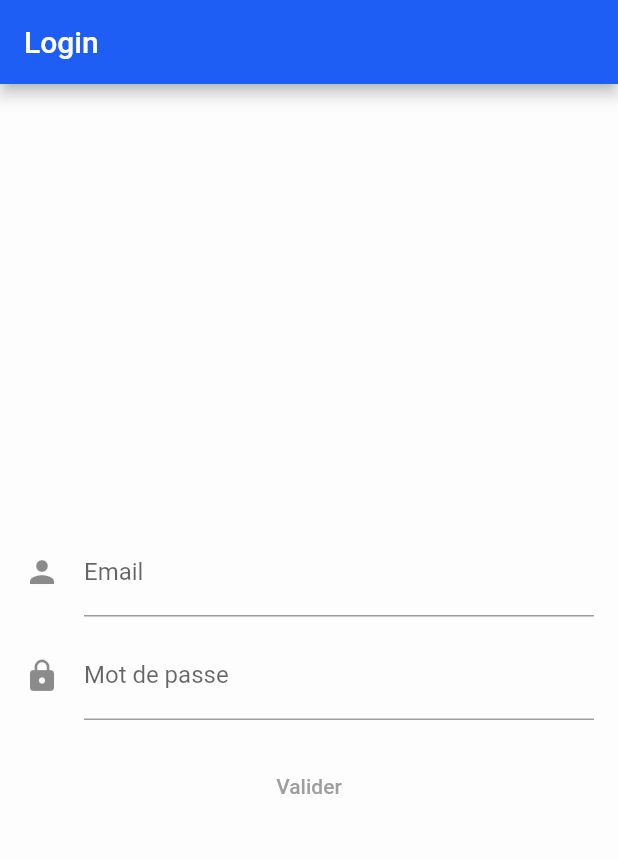
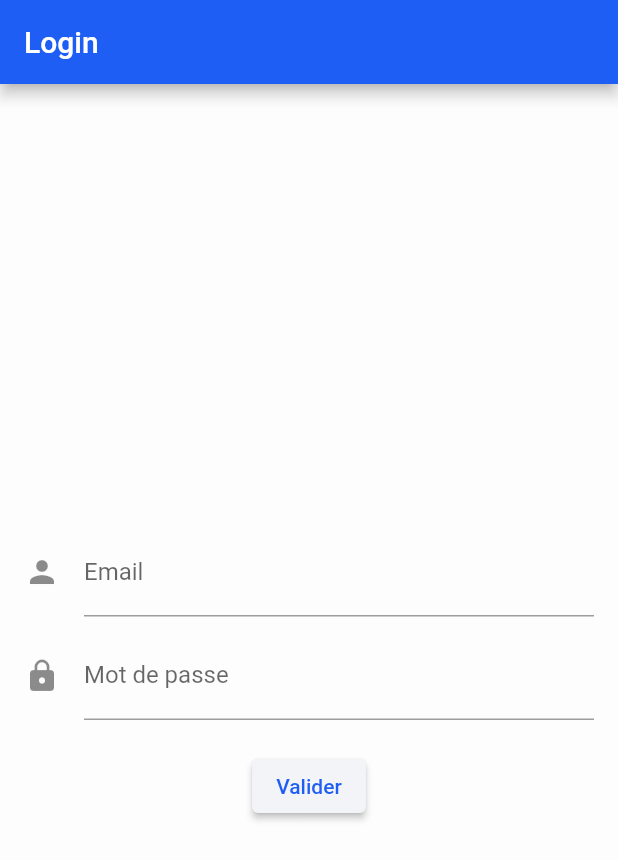
Before and after one commit to Lilian-C/flutter_bloc_weather, a Flutter app: the screen it shows after launch, on a phone screen of 412 x 824 dp. Shown: the top 860 px of the screen. Run offline on Flutter 3.47's test engine with Material 2 defaults, Android fonts, the phone set to English and light mode, and no system bars; our stand-ins replace connectivity_plus, dio, equatable, flutter_bloc, shared_preferences.

Commit message:
[Feature]: Added const and some minor fixes

```diff
--- a/lib/main.dart
+++ b/lib/main.dart
@@ -21,7 +21,7 @@ void main() => runApp(
                 ConnectionHelper(),
               ),
             ),
-            child: LoginPage(),
+            child: const LoginPage(),
           ),
           BlocProvider(
             create: (context) => ForecastBloc(
@@ -30,7 +30,7 @@ void main() => runApp(
                 ConnectionHelper(),
               ),
             ),
-            child: ForecastSearchPage(),
+            child: const ForecastSearchPage(),
           ),
         ],
         child: MyApp(),
--- a/lib/src/app.dart
+++ b/lib/src/app.dart
@@ -13,7 +13,7 @@ class MyApp extends StatelessWidget {
       debugShowCheckedModeBanner: false,
       home: BlocProvider(
         create: (context) => BlocProvider.of<AuthBloc>(context),
-        child: LoginPage(),
+        child: const LoginPage(),
       ),
     );
   }
--- a/lib/src/blocs/auth/auth_state.dart
+++ b/lib/src/blocs/auth/auth_state.dart
@@ -1,6 +1,4 @@
 import 'package:equatable/equatable.dart';
-import 'package:flutter_weather_app/src/models/forecast.model.dart';
-import 'package:flutter_weather_app/src/models/report.model.dart';
 import 'package:flutter_weather_app/src/models/user.model.dart';
 
 abstract class AuthState extends Equatable {
--- a/lib/src/blocs/forecast/forecast_state.dart
+++ b/lib/src/blocs/forecast/forecast_state.dart
@@ -1,5 +1,4 @@
 import 'package:equatable/equatable.dart';
-import 'package:flutter_weather_app/src/models/forecast.model.dart';
 import 'package:flutter_weather_app/src/models/report.model.dart';
 
 abstract class ForecastState extends Equatable {
--- a/lib/src/pages/login/login.page.dart
+++ b/lib/src/pages/login/login.page.dart
@@ -2,11 +2,11 @@ import 'package:flutter/material.dart';
 import 'package:flutter_bloc/flutter_bloc.dart';
 import 'package:flutter_weather_app/src/blocs/auth/auth_event.dart';
 import 'package:flutter_weather_app/src/blocs/base/bloc.dart';
+import 'package:flutter_weather_app/src/values/colors.dart';
 import '../../blocs/auth/auth_bloc.dart';
 import '../../blocs/auth/auth_state.dart';
 import 'package:flutter_weather_app/src/helpers/utils.dart';
 import 'package:flutter_weather_app/src/pages/forecast/forecast.search.dart';
-import 'package:flutter_weather_app/src/repositories/sources/network/base/endpoints.dart' as Endpoints;
 
 class LoginPage extends StatefulWidget {
   const LoginPage({
@@ -22,10 +22,10 @@ class _LoginPageState extends State<LoginPage> {
   Widget build(BuildContext context) {
     return Scaffold(
       appBar: AppBar(
-        title: Text("Login"),
+        title: const Text("Login"),
       ),
       body: Container(
-        padding: EdgeInsets.symmetric(vertical: 16),
+        padding: const EdgeInsets.symmetric(vertical: 16),
         alignment: Alignment.center,
         child: BlocListener<AuthBloc, AuthState>(
           listener: (context, state) {
@@ -41,7 +41,7 @@ class _LoginPageState extends State<LoginPage> {
                 MaterialPageRoute(
                   builder: (_) => BlocProvider.value(
                     value: BlocProvider.of<ForecastBloc>(context),
-                    child: ForecastSearchPage(),
+                    child: const ForecastSearchPage(),
                   ),
                 ),
               );
@@ -85,13 +85,13 @@ class LoginForm extends StatelessWidget {
     TextEditingController _passwordController = TextEditingController();
 
     return Padding(
-      padding: EdgeInsets.all(16.0),
+      padding: const EdgeInsets.all(16.0),
       child: Form(
         key: _formKey,
         child: Column(
           mainAxisAlignment: MainAxisAlignment.center,
           children: <Widget>[
-            SizedBox(height: 20),
+            const SizedBox(height: 20),
             TextFormField(
               controller: _loginController,
               decoration: const InputDecoration(
@@ -105,7 +105,7 @@ class LoginForm extends StatelessWidget {
                 }
               },
             ),
-            SizedBox(height: 10),
+            const SizedBox(height: 10),
             TextFormField(
               controller: _passwordController,
               decoration: const InputDecoration(
@@ -120,11 +120,12 @@ class LoginForm extends StatelessWidget {
                 }
               },
             ),
-            SizedBox(height: 20),
-            TextButton(
+            const SizedBox(height: 20),
+            ElevatedButton(
               child: const Text('Valider'),
               style: TextButton.styleFrom(
-                primary: Colors.grey,
+                primary: accentColor,
+                backgroundColor: lightGrey,
               ),
               onPressed: () {
                 if (_formKey.currentState != null && _formKey.currentState!.validate()) {
--- a/lib/src/repositories/sources/network/auth.service.dart
+++ b/lib/src/repositories/sources/network/auth.service.dart
@@ -24,7 +24,7 @@ class AuthService {
       return Response(
           statusCode: 201,
           statusMessage: "",
-          data: jsonDecode('{"id": 0, "email": "$login", "username": "OuiSNCF"}') as Map<String, dynamic>,
+          data: jsonDecode('{"id": 0, "email": "$login", "username": "SNCF"}') as Map<String, dynamic>,
           requestOptions: RequestOptions(path: url, method: 'GET'));
     });
 
@@ -42,7 +42,7 @@ class AuthService {
         response.data = e.response;
         response.message = e.message;
       } else {
-        print(e.toString());
+        response.message = "An error occured.";
       }
     });
 
--- a/lib/src/values/colors.dart
+++ b/lib/src/values/colors.dart
@@ -1,9 +1,9 @@
 import 'package:flutter/material.dart';
 
-final Color accentColor = Color(0xFF1F5EF5);
-final Color accentColorLight = Color(0xFF54C1F7);
-final Color secondaryColor = Color(0xFF725EFF);
+const Color accentColor = Color(0xFF1F5EF5);
+const Color accentColorLight = Color(0xFF54C1F7);
+const Color secondaryColor = Color(0xFF725EFF);
 
-final Color backgroundColor = Color(0xFFFEFDFD);
+const Color backgroundColor = Color(0xFFFEFDFD);
 
-final Color lightGrey = Color(0xFFF3F4F8);
+const Color lightGrey = Color(0xFFF3F4F8);
--- a/lib/src/values/theme.dart
+++ b/lib/src/values/theme.dart
@@ -4,5 +4,5 @@ import 'package:flutter_weather_app/src/values/colors.dart';
 final ThemeData theme = ThemeData(
   primaryColor: accentColor,
   scaffoldBackgroundColor: backgroundColor,
-  appBarTheme: AppBarTheme(backgroundColor: accentColor)
+  appBarTheme: const AppBarTheme(backgroundColor: accentColor)
 );
--- a/lib/src/widgets/weather_card.dart
+++ b/lib/src/widgets/weather_card.dart
@@ -18,7 +18,7 @@ class WeatherCard extends StatelessWidget {
       height: 150,
       decoration: BoxDecoration(
           borderRadius: BorderRadius.circular(20),
-          gradient: LinearGradient(
+          gradient: const LinearGradient(
             begin: Alignment.topRight,
             end: Alignment.bottomLeft,
             colors: [
@@ -45,7 +45,7 @@ class WeatherCard extends StatelessWidget {
                     fontWeight: FontWeight.w700,
                   ),
                 ),
-                SizedBox(height: 10),
+                const SizedBox(height: 10),
                 Flexible(
                   child: Text(
                     description,
@@ -59,7 +59,7 @@ class WeatherCard extends StatelessWidget {
                     ),
                   ),
                 ),
-                SizedBox(height: 10),
+                const SizedBox(height: 10),
                 Text(
                   dateFormatter.format(date),
                   overflow: TextOverflow.ellipsis,
```
Also changed, not shown: lib/src/blocs/auth/auth_bloc.dart (+5 -4 lines), lib/src/blocs/forecast/forecast_bloc.dart (+6 -4 lines), lib/src/pages/forecast/forecast.search.dart (+9 -9 lines), lib/src/repositories/sources/network/forecast.service.dart (+3 -8 lines), 4 other files.
